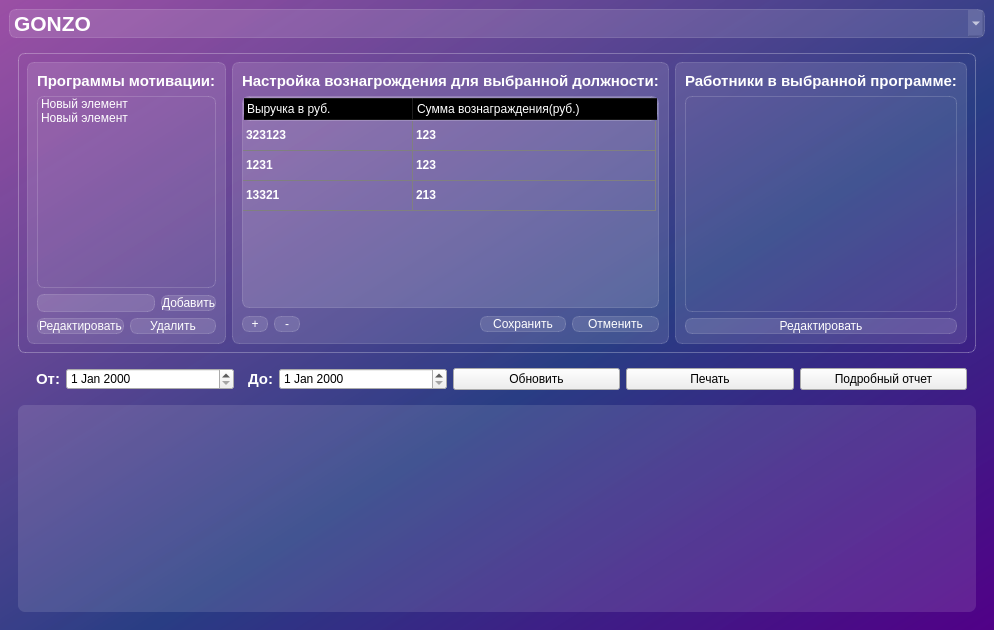
Before: the Qt Designer form app/ui/main_window.ui in KhvatikG/salary-reader, drawn with Qt 5.
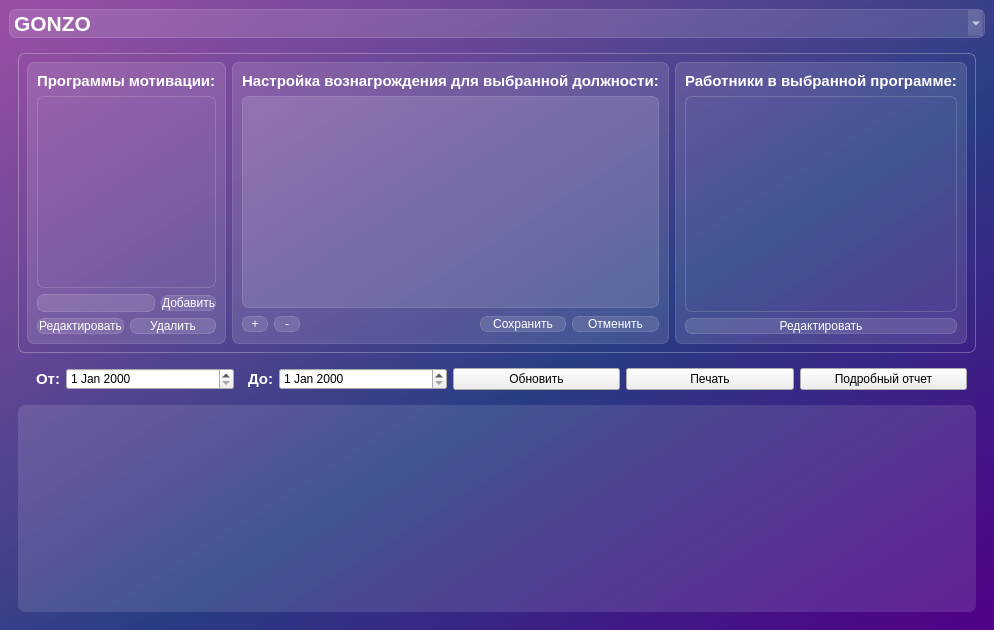
After: the same form once the commit is applied.

Patch:
```diff
--- a/app/ui/main_window.ui
+++ b/app/ui/main_window.ui
@@ -129,16 +129,6 @@
                <property name="sortingEnabled">
                 <bool>false</bool>
                </property>
-               <item>
-                <property name="text">
-                 <string>Новый элемент</string>
-                </property>
-               </item>
-               <item>
-                <property name="text">
-                 <string>Новый элемент</string>
-                </property>
-               </item>
               </widget>
              </item>
              <item>
@@ -265,6 +255,9 @@
                <property name="sortingEnabled">
                 <bool>true</bool>
                </property>
+               <property name="rowCount">
+                <number>0</number>
+               </property>
                <attribute name="horizontalHeaderCascadingSectionResizes">
                 <bool>true</bool>
                </attribute>
@@ -289,60 +282,6 @@
                <attribute name="verticalHeaderCascadingSectionResizes">
                 <bool>false</bool>
                </attribute>
-               <row/>
-               <row/>
-               <row/>
-               <column>
-                <property name="text">
-                 <string>Выручка в руб.</string>
-                </property>
-                <property name="textAlignment">
-                 <set>AlignLeading|AlignVCenter</set>
-                </property>
-               </column>
-               <column>
-                <property name="text">
-                 <string>Сумма вознаграждения(руб.)</string>
-                </property>
-                <property name="font">
-                 <font>
-                  <family>Segoe UI</family>
-                 </font>
-                </property>
-                <property name="textAlignment">
-                 <set>AlignLeading|AlignVCenter</set>
-                </property>
-               </column>
-               <item row="0" column="0">
-                <property name="text">
-                 <string>323123</string>
-                </property>
-               </item>
-               <item row="0" column="1">
-                <property name="text">
-                 <string>123</string>
-                </property>
-               </item>
-               <item row="1" column="0">
-                <property name="text">
-                 <string>1231</string>
-                </property>
-               </item>
-               <item row="1" column="1">
-                <property name="text">
-                 <string>123</string>
-                </property>
-               </item>
-               <item row="2" column="0">
-                <property name="text">
-                 <string>13321</string>
-                </property>
-               </item>
-               <item row="2" column="1">
-                <property name="text">
-                 <string>213</string>
-                </property>
-               </item>
               </widget>
              </item>
              <item>
```
